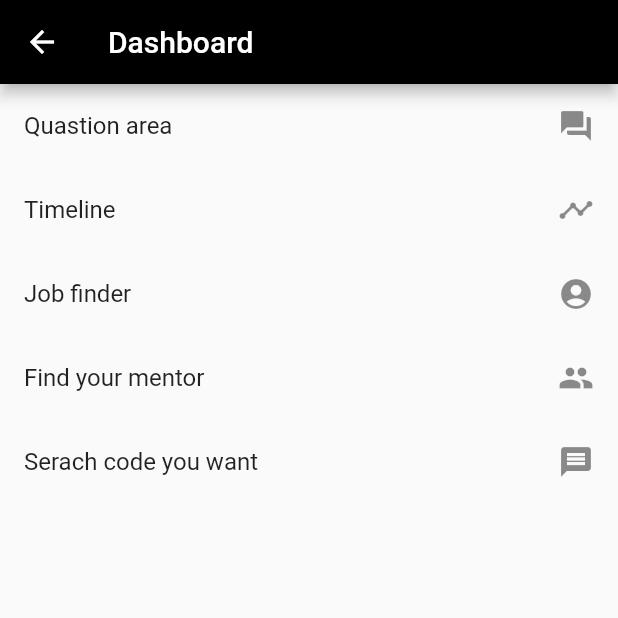
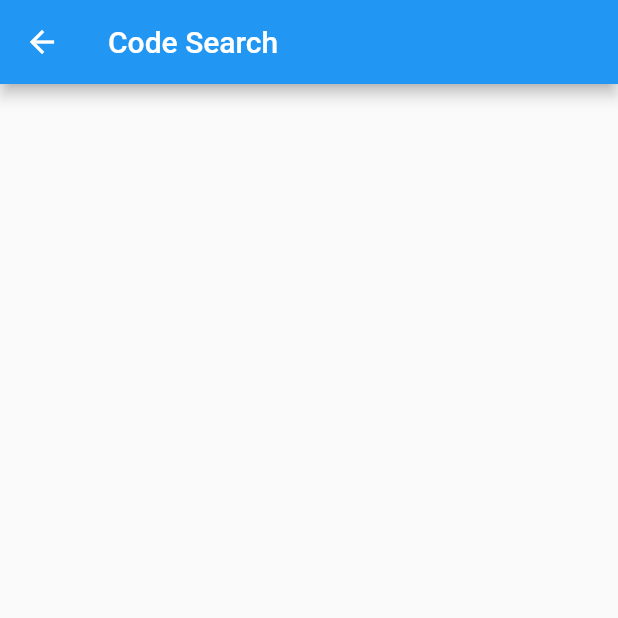
Before and after one commit to sandunsameera/flutter, a Flutter app: the Dashboard screen opened directly, after a tap on "Serach code you want", on a phone screen of 412 x 824 dp, the top half of it. Run offline on Flutter 3.47's test engine with Material 2 defaults, Android fonts, the phone set to English and light mode, and no system bars.

Commit message:
Adding list tile widget

```diff
--- /dev/null
+++ b/lib/CodeSearch.dart
@@ -0,0 +1,13 @@
+import 'package:flutter/material.dart';
+
+class CodeSearch extends StatelessWidget{
+  @override
+  Widget build(BuildContext context) {
+    return Scaffold(
+      appBar: AppBar(
+        title: Text("Code Search"),
+      ),
+    );
+  }
+
+}
--- a/lib/Dashboard.dart
+++ b/lib/Dashboard.dart
@@ -1,3 +1,4 @@
+import 'package:ff/CodeSearch.dart';
 import 'package:ff/Jobfinder.dart';
 import 'package:ff/Mentorboard.dart';
 import 'package:ff/QuestionArea.dart';
@@ -7,6 +8,30 @@ import 'package:flutter/material.dart';
 class Dashboard extends StatelessWidget {
   @override
   Widget build(BuildContext context) {
+
+    final drawerHeader = UserAccountsDrawerHeader(
+      accountName: Text("Fred jhonson"),
+      accountEmail: Text("Freddie.jhonson@gmail.com"),
+      currentAccountPicture: CircleAvatar(
+        child: FlutterLogo(size: 42.0,),
+        backgroundColor: Colors.white,
+      ),
+    );
+
+    final drawerItems = ListView(
+      children: <Widget>[
+        ListTile(
+          title: Text("User profile"),
+          trailing: Icon(Icons.people,color: Colors.yellow,),
+          onTap: (){},
+        ), ListTile(
+          title: Text("Go for flutter docs"),
+          trailing: Icon(Icons.dock,color: Colors.green,),
+          onTap: (){},
+        )
+      ],
+    );
+
     return Scaffold(
       appBar: AppBar(
         title: Text(
@@ -65,7 +90,7 @@ class Dashboard extends StatelessWidget {
                 onTap: (){
                   Navigator.push(
                     context,
-                    MaterialPageRoute(builder: (context) => Dashboard()),
+                    MaterialPageRoute(builder: (context) => CodeSearch()),
                   );
                 },
               ),
--- a/lib/Mentorboard.dart
+++ b/lib/Mentorboard.dart
@@ -10,7 +10,7 @@ class Mentorboard extends StatelessWidget {
         barrierDismissible: false, // user must tap button!
         builder: (BuildContext context) {
           return AlertDialog(
-            title: Text('Add your question'),
+            title: Text('Describe apbout your project'),
             content: SingleChildScrollView(
               child: ListBody(
                 children: <Widget>[
@@ -22,7 +22,7 @@ class Mentorboard extends StatelessWidget {
             ),
             actions: <Widget>[
               FlatButton(
-                child: Text('Add'),
+                child: Text('Apply'),
                 onPressed: () {
                   Navigator.push(
                     context,
```
